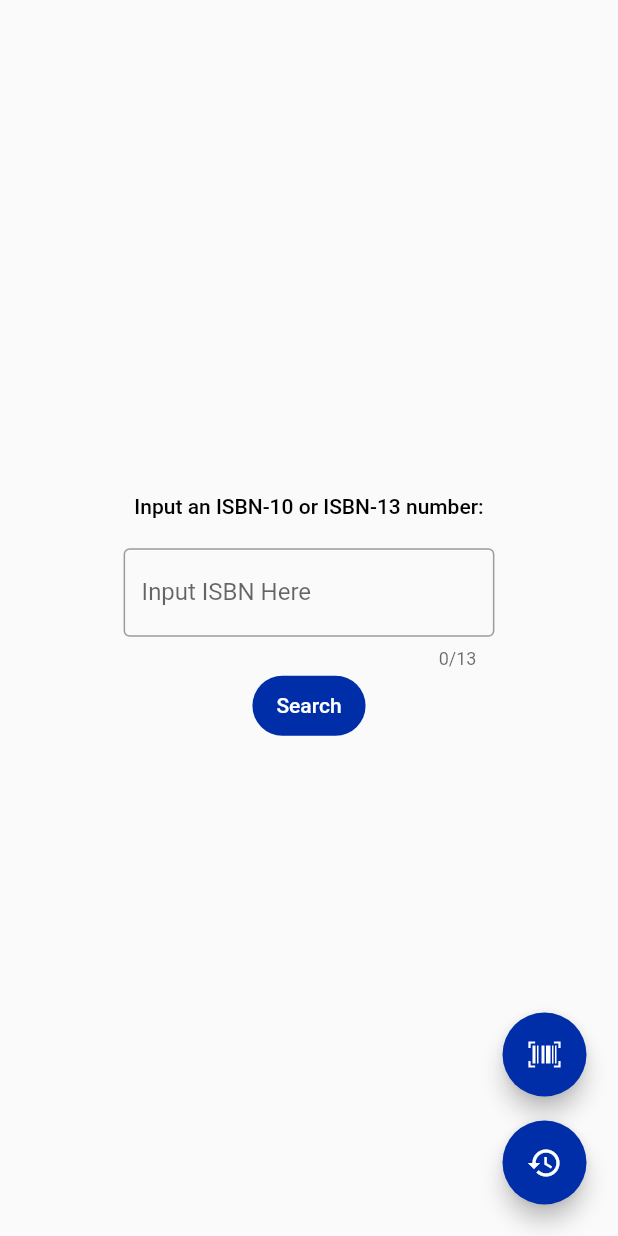
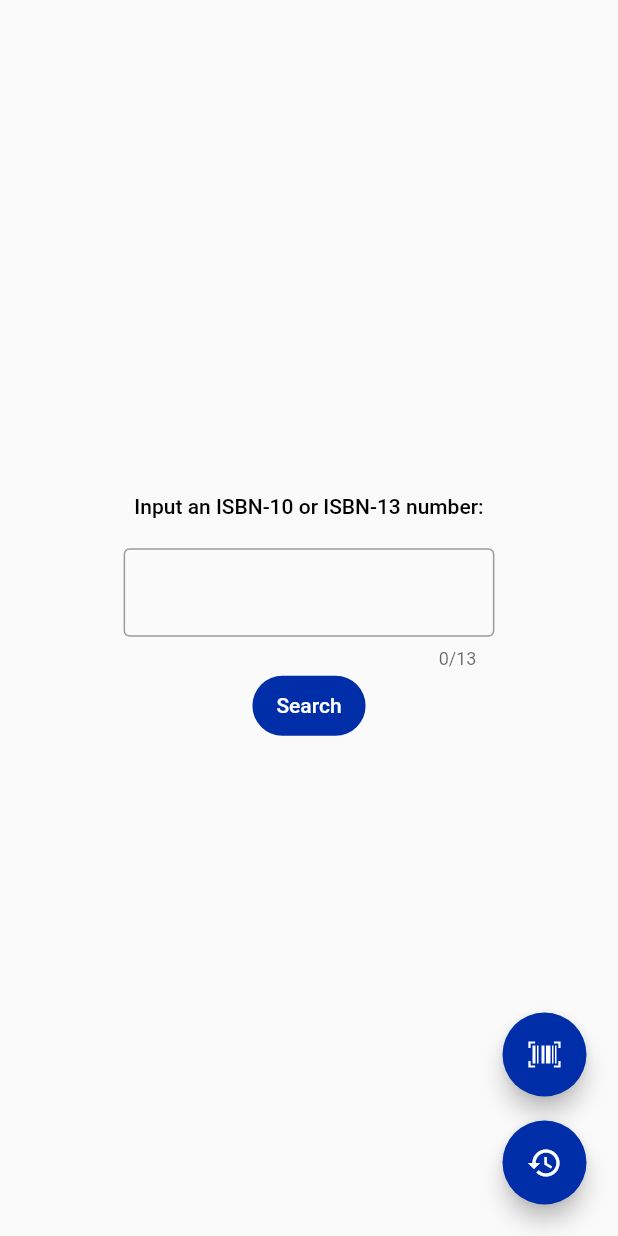
Before and after one commit to rotenaple/ISBN-Lookup, a Flutter app: the screen it shows after launch, on a phone screen of 412 x 824 dp. Run offline on Flutter 3.47's test engine with Material 2 defaults, Android fonts, the phone set to English and light mode, and no system bars; our stand-ins replace csv, flutter_svg; missing offline and left inert: barcode, flutter_vibrate, mobile_scanner, web_scraper.

Commit message:
ui changes

```diff
--- a/lib/custom_keyboard.dart
+++ b/lib/custom_keyboard.dart
@@ -111,7 +111,6 @@ class _CustomKeyboardTextFieldState extends State<CustomKeyboardTextField> {
       controller: widget.controller,
       decoration: const InputDecoration(
         border: OutlineInputBorder(),
-        labelText: 'Input ISBN Here',
         floatingLabelAlignment: FloatingLabelAlignment.center,
       ),
       textAlign: TextAlign.center,
```
